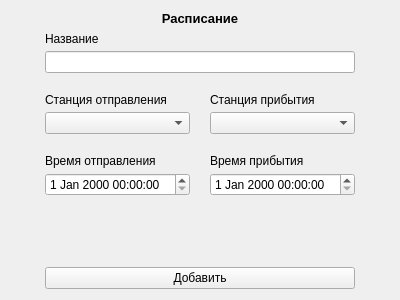
Above: frontend/RWStation/modals/addschedulemodal.ui from ruslanonly/qt-railway-system before the change. Below: the same form after it.
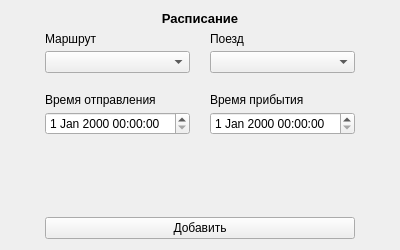
That is the form after the change.

```diff
--- a/frontend/RWStation/modals/addschedulemodal.ui
+++ b/frontend/RWStation/modals/addschedulemodal.ui
@@ -7,9 +7,21 @@
     <x>0</x>
     <y>0</y>
     <width>400</width>
-    <height>300</height>
+    <height>250</height>
    </rect>
   </property>
+  <property name="minimumSize">
+   <size>
+    <width>400</width>
+    <height>250</height>
+   </size>
+  </property>
+  <property name="maximumSize">
+   <size>
+    <width>400</width>
+    <height>250</height>
+   </size>
+  </property>
   <property name="windowTitle">
    <string>Form</string>
   </property>
@@ -48,11 +60,11 @@
         <number>20</number>
        </property>
        <item>
-        <layout class="QGridLayout" name="gridLayout" columnstretch="1,0">
+        <layout class="QGridLayout" name="gridLayout" columnstretch="1,1">
          <property name="sizeConstraint">
           <enum>QLayout::SetMinimumSize</enum>
          </property>
-         <item row="1" column="1">
+         <item row="0" column="1">
           <layout class="QVBoxLayout" name="inputGroup_8">
            <property name="spacing">
             <number>5</number>
@@ -60,7 +72,7 @@
            <item>
             <widget class="QLabel" name="arrivalStationLabel">
              <property name="text">
-              <string>Станция прибытия</string>
+              <string>Поезд</string>
              </property>
             </widget>
            </item>
@@ -69,7 +81,7 @@
            </item>
           </layout>
          </item>
-         <item row="2" column="1">
+         <item row="1" column="1">
           <layout class="QVBoxLayout" name="inputGroup_9">
            <property name="spacing">
             <number>5</number>
@@ -86,7 +98,24 @@
            </item>
           </layout>
          </item>
-         <item row="2" column="0">
+         <item row="0" column="0">
+          <layout class="QVBoxLayout" name="inputGroup_7">
+           <property name="spacing">
+            <number>5</number>
+           </property>
+           <item>
+            <widget class="QLabel" name="routeLabel">
+             <property name="text">
+              <string>Маршрут</string>
+             </property>
+            </widget>
+           </item>
+           <item>
+            <widget class="QComboBox" name="routeComboBox"/>
+           </item>
+          </layout>
+         </item>
+         <item row="1" column="0">
           <layout class="QVBoxLayout" name="inputGroup_10">
            <property name="spacing">
             <number>5</number>
@@ -103,44 +132,6 @@
            </item>
           </layout>
          </item>
-         <item row="1" column="0">
-          <layout class="QVBoxLayout" name="inputGroup_7">
-           <property name="spacing">
-            <number>5</number>
-           </property>
-           <item>
-            <widget class="QLabel" name="departureStationLabel">
-             <property name="text">
-              <string>Станция отправления</string>
-             </property>
-            </widget>
-           </item>
-           <item>
-            <widget class="QComboBox" name="depStationComboBox"/>
-           </item>
-          </layout>
-         </item>
-         <item row="0" column="0" colspan="2">
-          <layout class="QVBoxLayout" name="inputGroup_6">
-           <property name="spacing">
-            <number>5</number>
-           </property>
-           <item>
-            <widget class="QLabel" name="nameLabel">
-             <property name="text">
-              <string>Название</string>
-             </property>
-            </widget>
-           </item>
-           <item>
-            <widget class="QLineEdit" name="nameInput">
-             <property name="echoMode">
-              <enum>QLineEdit::Normal</enum>
-             </property>
-            </widget>
-           </item>
-          </layout>
-         </item>
         </layout>
        </item>
        <item>
```
Left out of the diff: 4 changed lines with no effect on the pictures.
